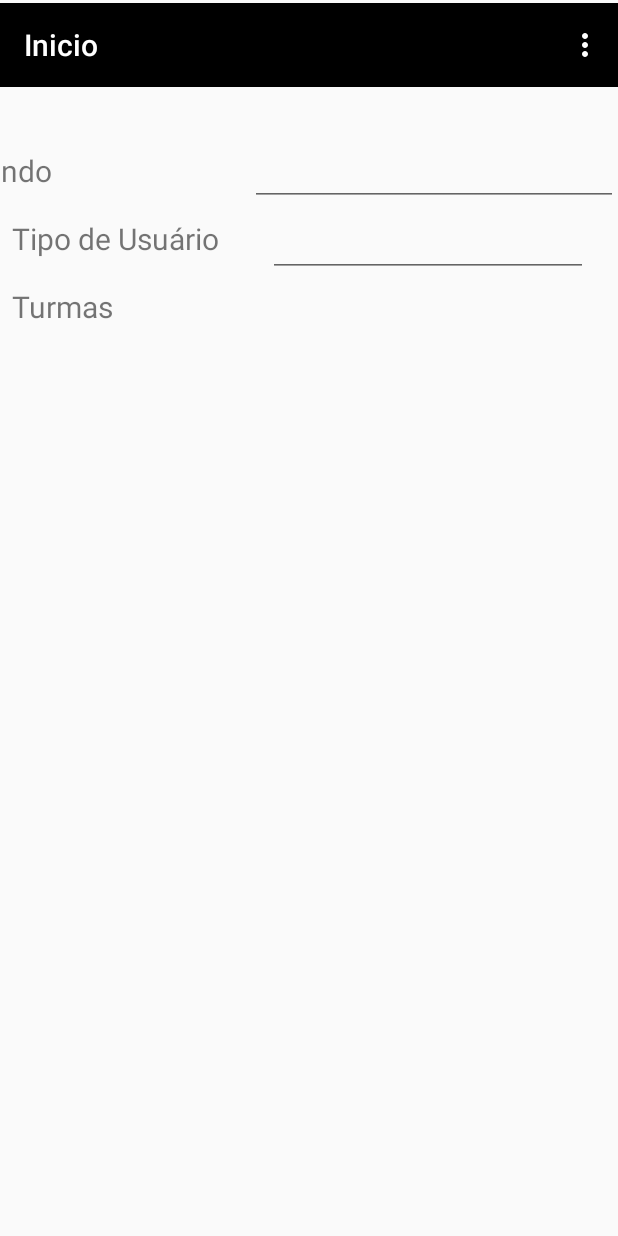
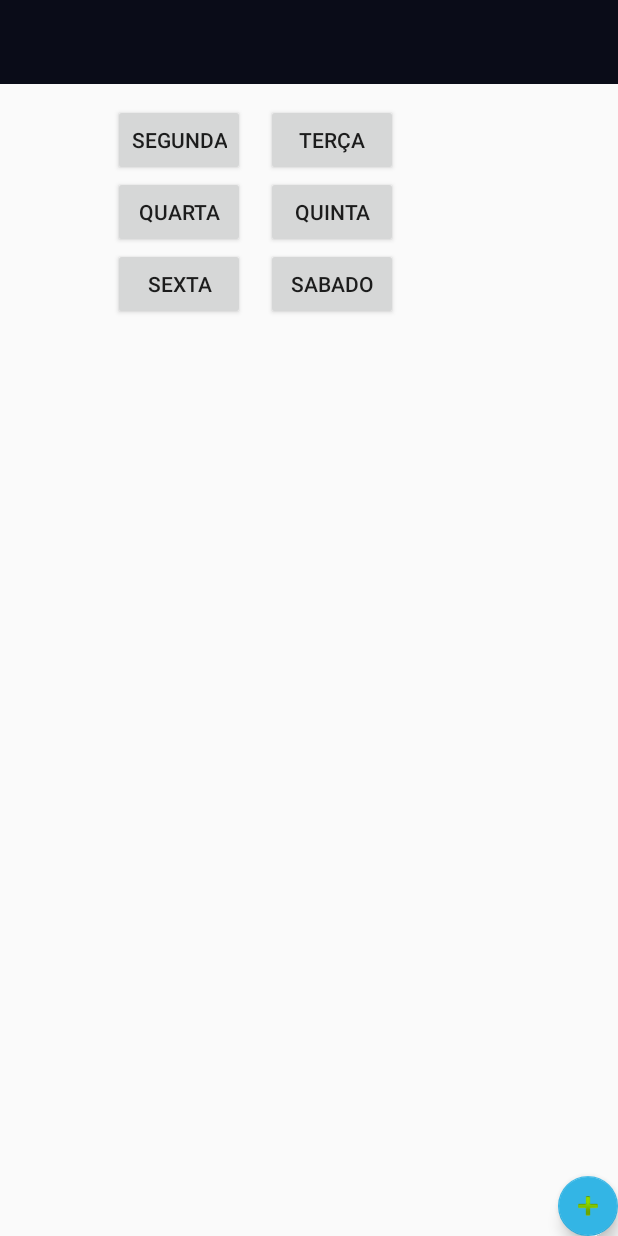
Before and after one commit to ChristianPrzybulinski/DSWIII_Grupo03, an Android app: the MenuPrincipal screen opened directly, with no data from a screen before it, in the options menu, after a tap on "Turmas", on a phone screen of 412 x 824 dp. Run offline under Robolectric (Android 15) with nearby library versions, the phone set to English and light mode, and no system bars; our stand-ins replace Firebase (no records; nobody signed in at launch, a user with empty details on screens opened directly).

Commit message:
tela de turma e ajustes

```diff
--- a/app/build.gradle
+++ b/app/build.gradle
@@ -36,4 +36,6 @@ dependencies {
 
 
 
+
+
 apply plugin: 'com.google.gms.google-services'
--- /dev/null
+++ b/app/src/main/java/Database/DatabaseTurma.java
@@ -0,0 +1,23 @@
+package Database;
+
+import com.google.firebase.database.DatabaseReference;
+
+/**
+ * Created by Chris on 04/11/2017.
+ */
+
+public class DatabaseTurma extends DatabaseConnect {
+
+    public DatabaseTurma() {
+        super();
+    }
+
+    public DatabaseReference getTurma(String dia) {
+        return this.getCampoDB("turmas", dia);
+    }
+
+    public DatabaseReference getTurmas() {
+        return this.getRoot().child("turmas");
+    }
+
+}
--- a/app/src/main/java/Database/DatabaseUser.java
+++ b/app/src/main/java/Database/DatabaseUser.java
@@ -10,9 +10,6 @@ import com.google.firebase.database.ValueEventListener;
  */
 
 public class DatabaseUser extends DatabaseConnect {
-
-    private boolean exists;
-    private boolean mudou = false;
 
     public DatabaseUser() {
         super();
--- /dev/null
+++ b/app/src/main/java/cls/Turma.java
@@ -0,0 +1,18 @@
+package cls;
+
+import java.util.Date;
+
+public class Turma{
+
+    private String horaInicio;
+    private String horaTermino;
+    private String instrutor;
+    private String nome;
+
+    public Turma(String horaInicio, String horaTermino, String instrutor, String nome) {
+        this.horaInicio = horaInicio;
+        this.horaTermino = horaTermino;
+        this.instrutor = instrutor;
+        this.nome = nome;
+    }
+}
--- a/app/src/main/java/dev3/dswiii_grupo03/ManagerActivity.java
+++ b/app/src/main/java/dev3/dswiii_grupo03/ManagerActivity.java
@@ -8,6 +8,7 @@ import android.support.v7.widget.Toolbar;
 import android.view.Menu;
 import android.view.MenuItem;
 
+import Database.DatabaseTurma;
 import Database.DatabaseUser;
 
 /**
@@ -18,11 +19,13 @@ public class ManagerActivity extends AppCompatActivity {
 
     protected MyApp mMyApp;
     protected DatabaseUser dbUser;
+    protected DatabaseTurma dbTurma;
 
     protected void onCreate(Bundle savedInstanceState) {
         super.onCreate(savedInstanceState);
         mMyApp = (MyApp)this.getApplicationContext();
         dbUser = new DatabaseUser();
+        dbTurma = new DatabaseTurma();
     }
 
     protected void onResume() {
@@ -68,6 +71,12 @@ public class ManagerActivity extends AppCompatActivity {
                     this.startActivity(intent);
                 }
                 break;
+            case R.id.ImTurma:
+                if(!mMyApp.getCurrentActivity().getClass().equals(TurmaActivity.class)) {
+                    intent = new Intent(this, TurmaActivity.class).putExtra("login", getIntent().getStringExtra("login"));
+                    this.startActivity(intent);
+                }
+                break;
             default:
                 return super.onOptionsItemSelected(item);
         }
--- a/app/src/main/java/dev3/dswiii_grupo03/MenuPrincipal.java
+++ b/app/src/main/java/dev3/dswiii_grupo03/MenuPrincipal.java
@@ -4,6 +4,7 @@ import android.os.Bundle;
 import android.support.v7.widget.Toolbar;
 import android.widget.CheckBox;
 import android.widget.EditText;
+import android.widget.Toast;
 
 import Database.DatabaseListenerAdministrador;
 import Database.DatabaseListenerCheckBox;
@@ -28,7 +29,10 @@ public class MenuPrincipal extends ManagerActivity {
         this.administrador = (EditText) findViewById(R.id.edit_tipoUsuario);
 
         loadProfileInformation();
-
+        CharSequence text = "Welcome to the Academia ABC";
+        int duration = Toast.LENGTH_SHORT;
+        Toast toast = Toast.makeText(this, text, duration);
+        toast.show();
     }
 
 
--- a/app/src/main/java/dev3/dswiii_grupo03/Profile.java
+++ b/app/src/main/java/dev3/dswiii_grupo03/Profile.java
@@ -14,6 +14,7 @@ import android.widget.Button;
 import android.widget.CheckBox;
 import android.widget.EditText;
 import android.widget.TextView;
+import android.widget.Toast;
 
 import com.google.firebase.database.DataSnapshot;
 import com.google.firebase.database.DatabaseError;
@@ -114,6 +115,13 @@ public class Profile extends ManagerActivity {
         dbUser.setUserBirth(this.login, this.dtnascimento.getText().toString());
         dbUser.setUserAdmin(this.login, this.instrutor.isChecked());
         dbUser.setUserAtivo(this.login, this.ativo.isChecked());
+
+        CharSequence text = "Profile saved!";
+        int duration = Toast.LENGTH_SHORT;
+
+        Toast toast = Toast.makeText(this, text, duration);
+        toast.show();
+        finish();
     }
 
 }
--- /dev/null
+++ b/app/src/main/java/dev3/dswiii_grupo03/TurmaActivity.java
@@ -0,0 +1,78 @@
+package dev3.dswiii_grupo03;
+
+import android.os.Bundle;
+import android.support.design.widget.FloatingActionButton;
+import android.support.design.widget.Snackbar;
+import android.support.v7.app.AppCompatActivity;
+import android.support.v7.widget.Toolbar;
+import android.view.View;
+import android.widget.ArrayAdapter;
+import android.widget.ListView;
+
+import com.google.firebase.database.DataSnapshot;
+import com.google.firebase.database.DatabaseError;
+import com.google.firebase.database.ValueEventListener;
+
+import java.util.List;
+
+import cls.Turma;
+
+public class TurmaActivity extends ManagerActivity {
+
+    private List<Turma> todasTurmas;
+    private String login;
+    private boolean admin;
+
+    @Override
+    protected void onCreate(Bundle savedInstanceState) {
+        super.onCreate(savedInstanceState);
+        setTitle("Turmas");
+        setContentView(R.layout.activity_turma);
+        Toolbar myToolbar = (Toolbar) findViewById(R.id.toolbar);   // identifica a toolbar sendo usada
+        setSupportActionBar(myToolbar);
+
+        this.login = getIntent().getStringExtra("login");
+        this.admin = getIntent().getBooleanExtra("admin",true);
+
+        /*ListView listaDeCursos = (ListView) findViewById(R.id.listaTurma);
+
+        ArrayAdapter<Turma> adapter = new ArrayAdapter<Turma>(this,
+                android.R.layout.simple_list_item_1, todasTurmas);
+
+        listaDeCursos.setAdapter(adapter);*/
+
+        FloatingActionButton flotbtn = (FloatingActionButton) findViewById(R.id.btnNewTurma);
+        //se nao for adm
+        if(!this.admin) flotbtn.setVisibility(View.GONE);
+        flotbtn.setOnClickListener(new View.OnClickListener() {
+            @Override
+            public void onClick(View view) {
+                //popup para cadastro de nova turma colocando as informações necessários conforme classe turma
+            }
+        });
+
+    }
+
+
+    private void todasTurmas() {
+        dbTurma.getTurmas().addListenerForSingleValueEvent(new ValueEventListener() {
+            @Override
+            public void onDataChange(DataSnapshot dataSnapshot) {
+                for (DataSnapshot postSnapshot : dataSnapshot.getChildren()) {
+                    //String turma = postSnapshot.getKey().toString();
+                    String turma = postSnapshot.child("nome").getValue().toString();
+                    String horaInicio = postSnapshot.child("horaInicio").getValue().toString();
+                    String horaTermino = postSnapshot.child("horaTermino").getValue().toString();
+                    String instrutor = postSnapshot.child("instrutor").getValue().toString();
+                    todasTurmas.add(new Turma(horaInicio,horaTermino,instrutor,turma));
+                }
+            }
+
+            @Override
+            public void onCancelled(DatabaseError databaseError) {
+
+            }
+        });
+    }
+
+}
--- /dev/null
+++ b/app/src/main/res/layout/activity_turma.xml
@@ -0,0 +1,148 @@
+<?xml version="1.0" encoding="utf-8"?>
+<android.support.design.widget.CoordinatorLayout xmlns:android="http://schemas.android.com/apk/res/android"
+    xmlns:app="http://schemas.android.com/apk/res-auto"
+    xmlns:tools="http://schemas.android.com/tools"
+    android:layout_width="match_parent"
+    android:layout_height="match_parent"
+    tools:context="dev3.dswiii_grupo03.TurmaActivity">
+
+    <include
+        android:id="@+id/include"
+        layout="@layout/toolbar"
+        android:layout_width="0dp"
+        android:layout_height="80dp"
+        app:layout_constraintLeft_toLeftOf="parent"
+        app:layout_constraintRight_toRightOf="parent"
+        app:layout_constraintHorizontal_bias="0.0"
+        app:layout_constraintTop_toTopOf="parent"
+        android:layout_marginTop="8dp"
+        android:layout_marginBottom="8dp"
+        app:layout_constraintBottom_toTopOf="@+id/edit_name" />
+
+    <android.support.design.widget.AppBarLayout
+        android:layout_width="match_parent"
+        android:layout_height="wrap_content"
+        android:theme="@style/AppTheme.AppBarOverlay">
+
+    </android.support.design.widget.AppBarLayout>
+
+    <android.support.design.widget.FloatingActionButton
+        android:id="@+id/btnNewTurma"
+        android:layout_width="wrap_content"
+        android:layout_height="wrap_content"
+        android:layout_gravity="top|center_horizontal"
+        android:clickable="true"
+        app:fabSize="mini"
+        app:layout_anchor="@+id/relativeLayout"
+        app:layout_anchorGravity="bottom|right"
+        app:srcCompat="@android:drawable/ic_input_add" />
+
+    <RelativeLayout
+        android:id="@+id/relativeLayout"
+        android:layout_width="match_parent"
+        android:layout_height="match_parent">
+
+        <include
+            android:id="@+id/include"
+            layout="@layout/toolbar"
+            android:layout_width="0dp"
+            android:layout_height="80dp"
+            android:layout_marginBottom="8dp"
+            android:layout_marginTop="8dp"
+            app:layout_constraintBottom_toTopOf="@+id/edit_name"
+            app:layout_constraintHorizontal_bias="0.0"
+            app:layout_constraintLeft_toLeftOf="parent"
+            app:layout_constraintRight_toRightOf="parent"
+            app:layout_constraintTop_toTopOf="parent" />
+
+        <include
+            android:id="@+id/include"
+            layout="@layout/toolbar"
+            android:layout_width="0dp"
+            android:layout_height="80dp"
+            app:layout_constraintLeft_toLeftOf="parent"
+            app:layout_constraintRight_toRightOf="parent"
+            tools:layout_editor_absoluteY="8dp" />
+
+        <Button
+            android:id="@+id/btnsegunda"
+            android:layout_width="wrap_content"
+            android:layout_height="wrap_content"
+            android:layout_below="@+id/toolbar3"
+            android:layout_marginLeft="75dp"
+            android:layout_marginStart="75dp"
+            android:layout_marginTop="13dp"
+            android:layout_toEndOf="@+id/include"
+            android:layout_toRightOf="@+id/include"
+            android:text="Segunda" />
+
+        <Button
+            android:id="@+id/btnterca"
+            android:layout_width="wrap_content"
+            android:layout_height="wrap_content"
+            android:layout_above="@+id/btnquinta"
+            android:layout_alignLeft="@+id/btnquinta"
+            android:layout_alignStart="@+id/btnquinta"
+            android:text="Terça" />
+
+        <Button
+            android:id="@+id/btnquarta"
+            android:layout_width="wrap_content"
+            android:layout_height="wrap_content"
+            android:layout_alignLeft="@+id/btnsegunda"
+            android:layout_alignStart="@+id/btnsegunda"
+            android:layout_below="@+id/btnsegunda"
+            android:text="quarta" />
+
+        <Button
+            android:id="@+id/btnquinta"
+            android:layout_width="wrap_content"
+            android:layout_height="wrap_content"
+            android:layout_alignBaseline="@+id/btnquarta"
+            android:layout_alignBottom="@+id/btnquarta"
+            android:layout_alignLeft="@+id/btnsabado"
+            android:layout_alignStart="@+id/btnsabado"
+            android:text="quinta" />
+
+        <Button
+            android:id="@+id/btnsexta"
+            android:layout_width="wrap_content"
+            android:layout_height="wrap_content"
+            android:layout_alignLeft="@+id/btnquarta"
+            android:layout_alignStart="@+id/btnquarta"
+            android:layout_below="@+id/btnquarta"
+            android:text="sexta" />
+
+        <Button
+            android:id="@+id/btnsabado"
+            android:layout_width="wrap_content"
+            android:layout_height="wrap_content"
+            android:layout_below="@+id/btnquinta"
+            android:layout_marginLeft="14dp"
+            android:layout_marginStart="14dp"
+            android:layout_toEndOf="@+id/btnsexta"
+            android:layout_toRightOf="@+id/btnsexta"
+            android:text="sabado" />
+
+        <android.support.v7.widget.Toolbar
+            android:id="@+id/toolbar3"
+            android:layout_width="match_parent"
+            android:layout_height="wrap_content"
+            android:layout_alignParentTop="true"
+            android:layout_toEndOf="@+id/include"
+            android:layout_toRightOf="@+id/include"
+            android:background="?attr/colorPrimary"
+            android:minHeight="?attr/actionBarSize"
+            android:theme="?attr/actionBarTheme" />
+
+        <ListView
+            android:id="@+id/listaTurma"
+            android:layout_width="match_parent"
+            android:layout_height="match_parent"
+            android:layout_below="@+id/btnsexta"
+            android:layout_marginTop="23dp"
+            android:layout_toEndOf="@+id/include"
+            android:layout_toRightOf="@+id/include" />
+    </RelativeLayout>
+
+</android.support.design.widget.CoordinatorLayout>
--- a/app/src/main/res/values/strings.xml
+++ b/app/src/main/res/values/strings.xml
@@ -4,8 +4,8 @@
     <string name="title_activity_login">Sign in</string>
 
     <!-- Strings related to login -->
-    <string name="prompt_email">Email</string>
-    <string name="prompt_password">Password (optional)</string>
+    <string name="prompt_email">Username</string>
+    <string name="prompt_password">Password</string>
     <string name="action_sign_in">Sign in or register</string>
     <string name="action_sign_in_short">Sign in</string>
     <string name="error_invalid_email">This email address is invalid</string>
@@ -16,4 +16,5 @@
         completions."
     </string>
     <string name="title_activity_main">MainActivity</string>
+    <string name="title_activity_turma">TurmaActivity</string>
 </resources>
--- a/app/src/main/res/values/styles.xml
+++ b/app/src/main/res/values/styles.xml
@@ -8,4 +8,8 @@
         <item name="colorAccent">@android:color/holo_blue_light</item>
     </style>
 
+    <style name="AppTheme.AppBarOverlay" parent="ThemeOverlay.AppCompat.Dark.ActionBar" />
+
+    <style name="AppTheme.PopupOverlay" parent="ThemeOverlay.AppCompat.Light" />
+
 </resources>
```
Also changed, not shown: app/src/main/AndroidManifest.xml (+7 -6 lines).
